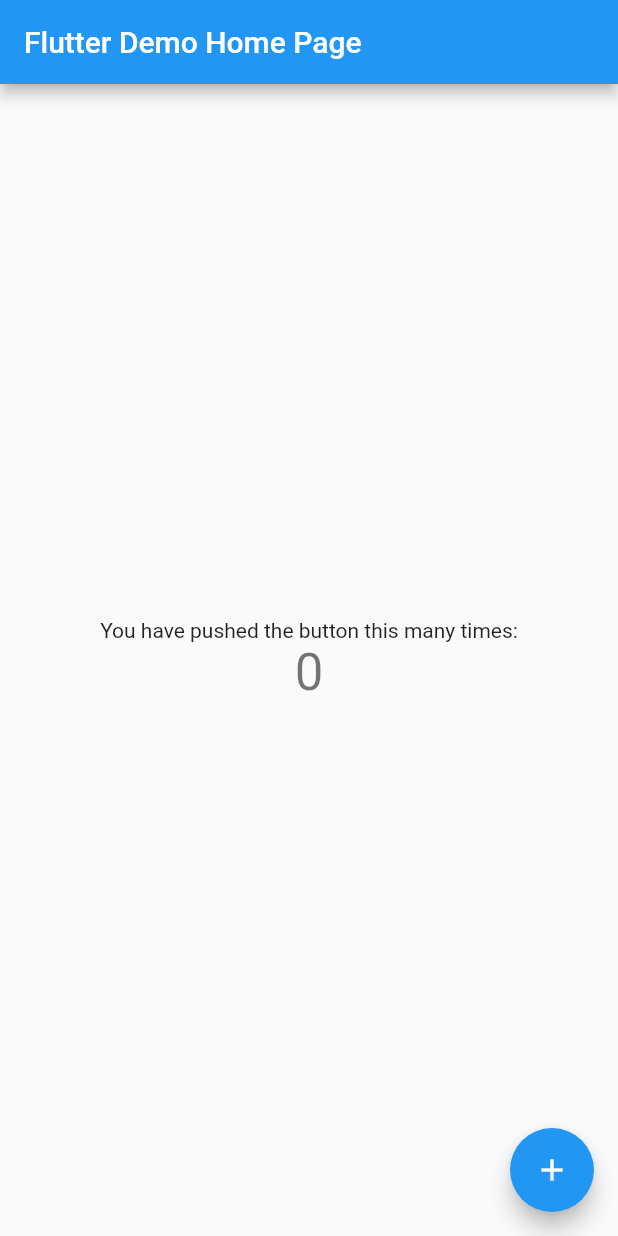
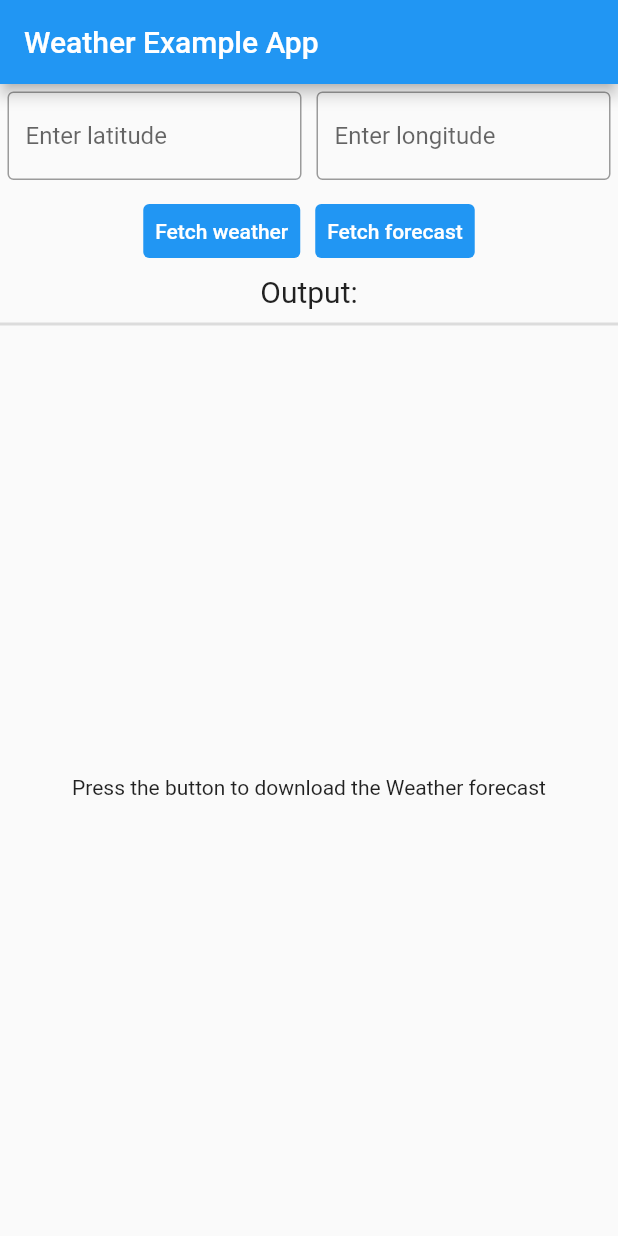
Before and after one commit to Ayatooo/Weather-app, a Flutter app: the screen it shows after launch, on a phone screen of 412 x 824 dp. Run offline on Flutter 3.47's test engine with Material 2 defaults, Android fonts, the phone set to English and light mode, and no system bars; our stand-ins replace weather.

```diff
--- a/lib/main.dart
+++ b/lib/main.dart
@@ -1,115 +1,201 @@
 import 'package:flutter/material.dart';
+import 'package:weather/weather.dart';
 
-void main() {
-  runApp(const MyApp());
+enum AppState { NOT_DOWNLOADED, DOWNLOADING, FINISHED_DOWNLOADING }
+
+void main() => runApp(WeatherApp());
+
+class WeatherApp extends StatefulWidget {
+  const WeatherApp({Key? key}) : super(key: key);
+
+  @override
+  _WeatherAppState createState() => _WeatherAppState();
 }
 
-class MyApp extends StatelessWidget {
-  const MyApp({Key? key}) : super(key: key);
+class _WeatherAppState extends State<WeatherApp> {
+  String key = '856822fd8e22db5e1ba48c0e7d69844a';
+  late WeatherFactory ws;
+  List<Weather> _data = [];
+  AppState _state = AppState.NOT_DOWNLOADED;
+  double? lat, lon;
 
-  // This widget is the root of your application.
   @override
-  Widget build(BuildContext context) {
-    return MaterialApp(
-      title: 'Flutter Demo',
-      theme: ThemeData(
-        // This is the theme of your application.
-        //
-        // Try running your application with "flutter run". You'll see the
-        // application has a blue toolbar. Then, without quitting the app, try
-        // changing the primarySwatch below to Colors.green and then invoke
-        // "hot reload" (press "r" in the console where you ran "flutter run",
-        // or simply save your changes to "hot reload" in a Flutter IDE).
-        // Notice that the counter didn't reset back to zero; the application
-        // is not restarted.
-        primarySwatch: Colors.blue,
+  void initState() {
+    super.initState();
+    ws = new WeatherFactory(key);
+  }
+
+  void queryForecast() async {
+    /// Removes keyboard
+    FocusScope.of(context).requestFocus(FocusNode());
+    setState(() {
+      _state = AppState.DOWNLOADING;
+    });
+
+    List<Weather> forecasts = await ws.fiveDayForecastByLocation(lat!, lon!);
+    setState(() {
+      _data = forecasts;
+      _state = AppState.FINISHED_DOWNLOADING;
+    });
+  }
+
+  void queryWeather() async {
+    /// Removes keyboard
+    FocusScope.of(context).requestFocus(FocusNode());
+
+    setState(() {
+      _state = AppState.DOWNLOADING;
+    });
+
+    Weather weather = await ws.currentWeatherByLocation(lat!, lon!);
+    setState(() {
+      _data = [weather];
+      _state = AppState.FINISHED_DOWNLOADING;
+    });
+  }
+
+  Widget contentFinishedDownload() {
+    return Center(
+      child: ListView.separated(
+        itemCount: _data.length,
+        itemBuilder: (context, index) {
+          return ListTile(
+            title: Text(_data[index].toString()),
+          );
+        },
+        separatorBuilder: (context, index) {
+          return Divider();
+        },
       ),
-      home: const MyHomePage(title: 'Flutter Demo Home Page'),
     );
   }
-}
 
-class MyHomePage extends StatefulWidget {
-  const MyHomePage({Key? key, required this.title}) : super(key: key);
+  Widget contentDownloading() {
+    return Container(
+      margin: EdgeInsets.all(25),
+      child: Column(children: [
+        Text(
+          'Fetching Weather...',
+          style: TextStyle(fontSize: 20),
+        ),
+        Container(
+            margin: EdgeInsets.only(top: 50),
+            child: Center(child: CircularProgressIndicator(strokeWidth: 10)))
+      ]),
+    );
+  }
 
-  // This widget is the home page of your application. It is stateful, meaning
-  // that it has a State object (defined below) that contains fields that affect
-  // how it looks.
+  Widget contentNotDownloaded() {
+    return Center(
+      child: Column(
+        mainAxisAlignment: MainAxisAlignment.center,
+        children: <Widget>[
+          Text(
+            'Press the button to download the Weather forecast',
+          ),
+        ],
+      ),
+    );
+  }
 
-  // This class is the configuration for the state. It holds the values (in this
-  // case the title) provided by the parent (in this case the App widget) and
-  // used by the build method of the State. Fields in a Widget subclass are
-  // always marked "final".
+  Widget _resultView() => _state == AppState.FINISHED_DOWNLOADING
+      ? contentFinishedDownload()
+      : _state == AppState.DOWNLOADING
+          ? contentDownloading()
+          : contentNotDownloaded();
 
-  final String title;
+  void _saveLat(String input) {
+    lat = double.tryParse(input);
+    print(lat);
+  }
 
-  @override
-  State<MyHomePage> createState() => _MyHomePageState();
-}
+  void _saveLon(String input) {
+    lon = double.tryParse(input);
+    print(lon);
+  }
 
-class _MyHomePageState extends State<MyHomePage> {
-  int _counter = 0;
+  Widget _coordinateInputs() {
+    return Row(
+      children: <Widget>[
+        Expanded(
+          child: Container(
+              margin: EdgeInsets.all(5),
+              child: TextField(
+                  decoration: InputDecoration(
+                      border: OutlineInputBorder(), hintText: 'Enter latitude'),
+                  keyboardType: TextInputType.number,
+                  onChanged: _saveLat,
+                  onSubmitted: _saveLat)),
+        ),
+        Expanded(
+            child: Container(
+                margin: EdgeInsets.all(5),
+                child: TextField(
+                    decoration: InputDecoration(
+                        border: OutlineInputBorder(),
+                        hintText: 'Enter longitude'),
+                    keyboardType: TextInputType.number,
+                    onChanged: _saveLon,
+                    onSubmitted: _saveLon)))
+      ],
+    );
+  }
 
-  void _incrementCounter() {
-    setState(() {
-      // This call to setState tells the Flutter framework that something has
-      // changed in this State, which causes it to rerun the build method below
-      // so that the display can reflect the updated values. If we changed
-      // _counter without calling setState(), then the build method would not be
-      // called again, and so nothing would appear to happen.
-      _counter++;
-    });
+  Widget _buttons() {
+    return Row(
+      mainAxisAlignment: MainAxisAlignment.center,
+      children: <Widget>[
+        Container(
+          margin: EdgeInsets.all(5),
+          child: TextButton(
+            child: Text(
+              'Fetch weather',
+              style: TextStyle(color: Colors.white),
+            ),
+            onPressed: queryWeather,
+            style: ButtonStyle(
+                backgroundColor: MaterialStateProperty.all(Colors.blue)),
+          ),
+        ),
+        Container(
+          margin: EdgeInsets.all(5),
+          child: TextButton(
+            child: Text(
+              'Fetch forecast',
+              style: TextStyle(color: Colors.white),
+            ),
+            onPressed: queryForecast,
+            style: ButtonStyle(
+                backgroundColor: MaterialStateProperty.all(Colors.blue)),
+          ),
+        )
+      ],
+    );
   }
 
   @override
   Widget build(BuildContext context) {
-    // This method is rerun every time setState is called, for instance as done
-    // by the _incrementCounter method above.
-    //
-    // The Flutter framework has been optimized to make rerunning build methods
-    // fast, so that you can just rebuild anything that needs updating rather
-    // than having to individually change instances of widgets.
-    return Scaffold(
-      appBar: AppBar(
-        // Here we take the value from the MyHomePage object that was created by
-        // the App.build method, and use it to set our appbar title.
-        title: Text(widget.title),
-      ),
-      body: Center(
-        // Center is a layout widget. It takes a single child and positions it
-        // in the middle of the parent.
-        child: Column(
-          // Column is also a layout widget. It takes a list of children and
-          // arranges them vertically. By default, it sizes itself to fit its
-          // children horizontally, and tries to be as tall as its parent.
-          //
-          // Invoke "debug painting" (press "p" in the console, choose the
-          // "Toggle Debug Paint" action from the Flutter Inspector in Android
-          // Studio, or the "Toggle Debug Paint" command in Visual Studio Code)
-          // to see the wireframe for each widget.
-          //
-          // Column has various properties to control how it sizes itself and
-          // how it positions its children. Here we use mainAxisAlignment to
-          // center the children vertically; the main axis here is the vertical
-          // axis because Columns are vertical (the cross axis would be
-          // horizontal).
-          mainAxisAlignment: MainAxisAlignment.center,
+    return MaterialApp(
+      home: Scaffold(
+        appBar: AppBar(
+          title: Text('Weather Example App'),
+        ),
+        body: Column(
           children: <Widget>[
-            const Text(
-              'You have pushed the button this many times:',
+            _coordinateInputs(),
+            _buttons(),
+            Text(
+              'Output:',
+              style: TextStyle(fontSize: 20),
             ),
-            Text(
-              '$_counter',
-              style: Theme.of(context).textTheme.headline4,
+            Divider(
+              height: 20.0,
+              thickness: 2.0,
             ),
+            Expanded(child: _resultView())
           ],
         ),
       ),
-      floatingActionButton: FloatingActionButton(
-        onPressed: _incrementCounter,
-        tooltip: 'Increment',
-        child: const Icon(Icons.add),
-      ), // This trailing comma makes auto-formatting nicer for build methods.
     );
   }
 }
--- a/pubspec.yaml
+++ b/pubspec.yaml
@@ -34,6 +34,8 @@ dependencies:
   # The following adds the Cupertino Icons font to your application.
   # Use with the CupertinoIcons class for iOS style icons.
   cupertino_icons: ^1.0.2
+  http: ^0.13.4
+  weather: ^2.0.1
 
 dev_dependencies:
   flutter_test:
```
Also changed, not shown: lib/api/api.dart (added, +16 -0 lines), lib/models/response.json (added, +114 -0 lines), lib/models/weather.dart (added), pubspec.lock, 1 other file.
